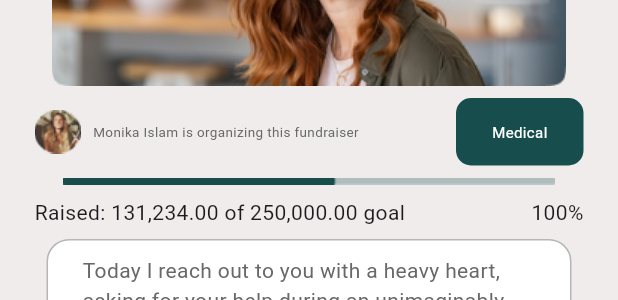
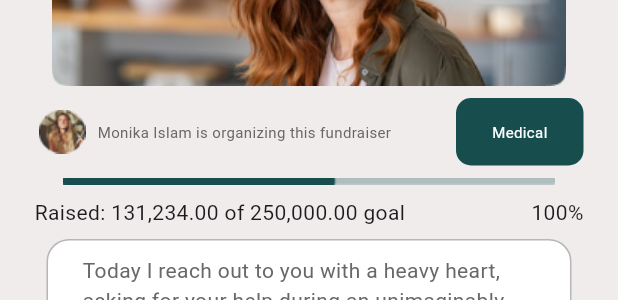
Before and after one commit to Manny-Munoz/gibu, a Flutter app: the PublicCampaing widget shown alone on an empty page, opened directly, on a phone screen of 412 x 824 dp. Shown: the part 271-571 px from the top of the screen. Run offline on Flutter 3.47's test engine with Material 3 defaults, Android fonts, the phone set to English and light mode, and no system bars; statements that could not run were skipped.

Commit message:
Refactor campaign_structure.dart and public_campaing.dart. Add campaign related images.

```diff
--- a/lib/components/campaing_structure.dart
+++ b/lib/components/campaing_structure.dart
@@ -54,14 +54,14 @@ class CampaingStructure extends StatelessWidget {
                       children: [
                         Row(
                           children: [
+                            const SizedBox(width: 3),
                             Image.asset(heroPath),
                             const SizedBox(width: 8),
-                            Text(
-                                "$fundraiserName is organizing this fundraiser",
-                                style: const TextStyle(
-                                    fontSize: 9,
-                                    color: Color.fromARGB(255, 104, 104, 104))),
-                            const SizedBox(width: 2),
+                             Text(
+                                    "$fundraiserName is organizing this fundraiser",
+                                    style: const TextStyle(
+                                        fontSize: 10,
+                                        color: Color.fromARGB(255, 104, 104, 104))),
                           ],
                         ),
                         const Tag()
--- a/lib/pages/public_campaing.dart
+++ b/lib/pages/public_campaing.dart
@@ -2,7 +2,7 @@ import 'package:flutter/material.dart';
 import 'package:gibu/components/campaing_structure.dart';
 
 class PublicCampaing extends StatelessWidget {
-  PublicCampaing({super.key});
+  const PublicCampaing({super.key});
 
   @override
   Widget build(BuildContext context) {
```
Also changed, not shown: lib/images/campaign.png (added), lib/images/experience.png (added), lib/images/impact.png (added), lib/images/profile (2).png (added), lib/images/share.png (added).
